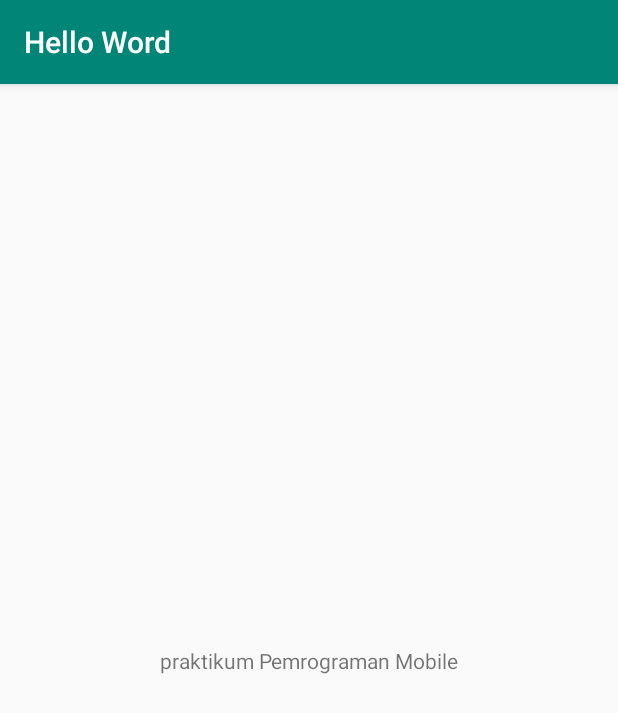
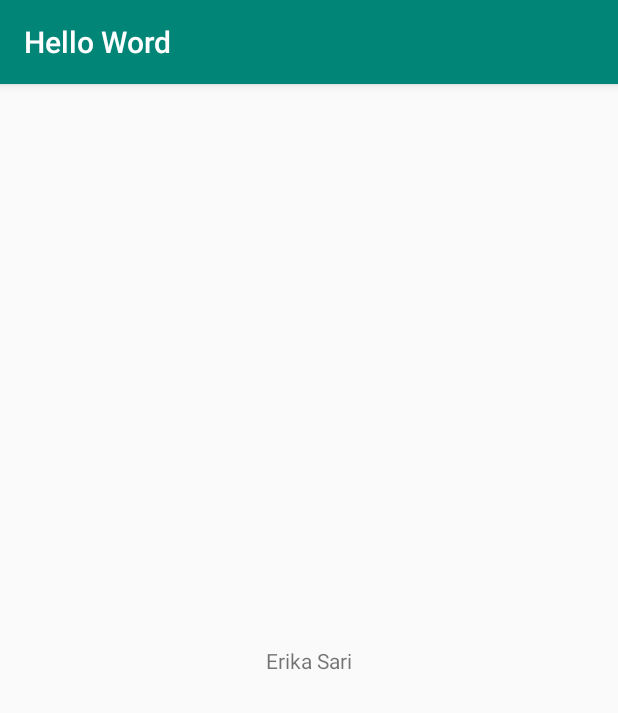
Before and after one commit to erikasari/HelloWord, an Android app: the screen it shows after launch (MainActivity), on a phone screen of 412 x 824 dp. Shown: the top 713 px of the screen. Run offline under Robolectric (Android 15) with nearby library versions, the phone set to English and light mode, and no system bars.

Commit message:
Update text yang ada pada activiy_main.xml Update Pemrograman Mobile menjadi Erika Sari

```diff
--- a/app/src/main/res/layout/activity_main.xml
+++ b/app/src/main/res/layout/activity_main.xml
@@ -9,7 +9,7 @@
     <TextView
         android:layout_width="wrap_content"
         android:layout_height="wrap_content"
-        android:text="praktikum Pemrograman Mobile"
+        android:text="Erika Sari"
         app:layout_constraintBottom_toBottomOf="parent"
         app:layout_constraintLeft_toLeftOf="parent"
         app:layout_constraintRight_toRightOf="parent"
```
